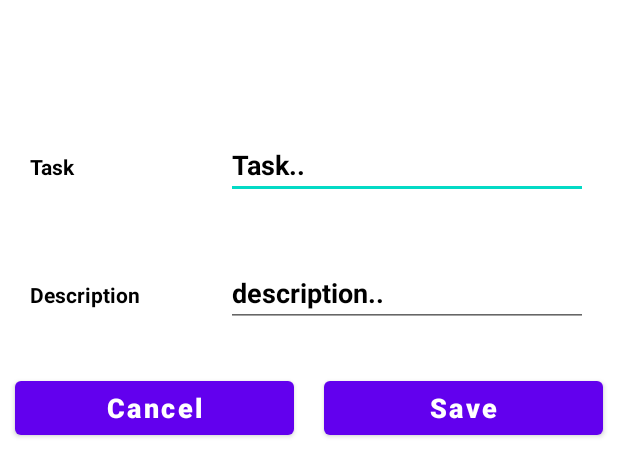
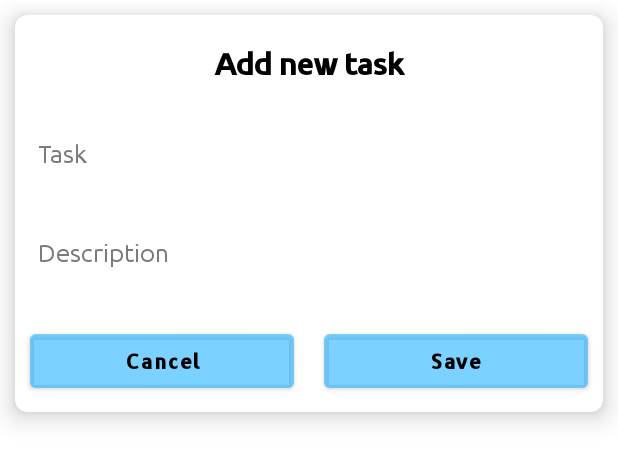
Before and after one commit to wadud6065/Daily-Essential, an Android app: the layout todo_input_file.xml on its own in the app's theme, with its tools: preview values and no code run, on a phone screen of 412 x 824 dp. Shown: the top 476 px of the screen. Run offline under Robolectric (Android 15) with nearby library versions, the phone set to English and light mode, and no system bars.

Commit message:
Todo List UI updated

```diff
--- a/app/src/main/res/layout/input_layout.xml
+++ b/app/src/main/res/layout/input_layout.xml
@@ -1,5 +1,6 @@
 <?xml version="1.0" encoding="utf-8"?>
-<com.google.android.material.card.MaterialCardView xmlns:android="http://schemas.android.com/apk/res/android"
+<com.google.android.material.card.MaterialCardView
+    xmlns:android="http://schemas.android.com/apk/res/android"
     android:layout_width="match_parent"
     xmlns:app="http://schemas.android.com/apk/res-auto"
     android:orientation="vertical"
--- a/app/src/main/res/layout/todo_input_file.xml
+++ b/app/src/main/res/layout/todo_input_file.xml
@@ -1,6 +1,17 @@
 <?xml version="1.0" encoding="utf-8"?>
+<com.google.android.material.card.MaterialCardView
+    xmlns:android="http://schemas.android.com/apk/res/android"
+    android:layout_width="match_parent"
+    xmlns:app="http://schemas.android.com/apk/res-auto"
+    android:orientation="vertical"
+    android:elevation="10dp"
+    app:cardElevation="10dp"
+    android:layout_marginTop="10dp"
+    android:layout_margin="10dp"
+    android:layout_height="wrap_content"
+    app:cardCornerRadius="8dp">
+
     <LinearLayout
-    xmlns:android="http://schemas.android.com/apk/res/android"
         android:layout_width="match_parent"
         android:orientation="vertical"
         android:layout_height="match_parent">
@@ -12,43 +23,41 @@
             android:text="Add new task"
             android:gravity="center"
             android:padding="10dp"
-        android:textColor="#fff"
+            android:textColor="#000"
             android:textStyle="bold"
             android:textSize="20sp"
+            android:fontFamily="@font/ubuntu_medium"
             />
 
         <LinearLayout
             android:layout_width="match_parent"
             android:layout_height="wrap_content"
-        android:layout_margin="10dp"
+            android:layout_margin="5dp"
             android:orientation="horizontal">
 
             <RelativeLayout
                 android:layout_width="0dp"
                 android:layout_height="wrap_content"
-            android:layout_weight="2">
-            <TextView
-                android:layout_width="match_parent"
-                android:layout_height="wrap_content"
-                android:text="Task"
-                android:textColor="#000"
-                android:textStyle="bold"
-                android:layout_margin="10dp"/>
-        </RelativeLayout>
+                android:layout_weight="4">
 
-        <RelativeLayout
-            android:layout_width="0dp"
-            android:layout_height="wrap_content"
-            android:layout_weight="4">
                 <EditText
                     android:id="@+id/task"
                     android:layout_width="match_parent"
-                android:layout_height="wrap_content"
-                android:hint="Task.."
-                android:textColor="#000"
-                android:textColorHint="#000"
-                android:textStyle="bold"
-                android:layout_margin="10dp"/>
+                    android:layout_height="@dimen/_35sdp"
+                    android:layout_marginLeft="@dimen/_8sdp"
+                    android:layout_marginTop="0dp"
+                    android:layout_marginRight="@dimen/_8sdp"
+                    android:background="@null"
+                    android:fontFamily="@font/ubuntu_regular"
+                    android:hint="Task"
+                    android:imeOptions="actionDone"
+                    android:importantForAutofill="no"
+                    android:includeFontPadding="false"
+                    android:inputType="text"
+                    android:textColor="@color/black"
+                    android:textColorHint="@color/colorTextHint"
+                    android:textSize="@dimen/_13ssp" />
+
             </RelativeLayout>
 
         </LinearLayout>
@@ -56,36 +65,37 @@
         <LinearLayout
             android:layout_width="match_parent"
             android:layout_height="wrap_content"
-        android:layout_margin="10dp"
+            android:layout_margin="5dp"
             android:orientation="horizontal">
 
             <RelativeLayout
                 android:layout_width="0dp"
                 android:layout_height="wrap_content"
-            android:layout_weight="2">
-            <TextView
-                android:layout_width="match_parent"
-                android:layout_height="wrap_content"
-                android:text="Description"
-                android:textStyle="bold"
-                android:textColor="#000"
-                android:layout_margin="10dp"/>
-        </RelativeLayout>
+                android:layout_weight="4">
 
-        <RelativeLayout
-            android:layout_width="0dp"
-            android:layout_height="wrap_content"
-            android:layout_weight="4">
                 <EditText
                     android:id="@+id/description"
                     android:layout_width="match_parent"
-                android:layout_height="wrap_content"
-                android:hint="description.."
-                android:textColor="#000"
-                android:textColorHint="#000"
-                android:textStyle="bold"
-                android:layout_margin="10dp"/>
+                    android:layout_height="@dimen/_35sdp"
+                    android:layout_marginStart="10dp"
+                    android:layout_marginLeft="@dimen/_8sdp"
+                    android:layout_marginTop="10dp"
+                    android:layout_marginEnd="10dp"
+                    android:layout_marginRight="@dimen/_8sdp"
+                    android:layout_marginBottom="10dp"
+                    android:background="@null"
+                    android:fontFamily="@font/ubuntu_regular"
+                    android:hint="Description"
+                    android:imeOptions="actionDone"
+                    android:importantForAutofill="no"
+                    android:includeFontPadding="false"
+                    android:inputType="text"
+                    android:textColor="@color/black"
+                    android:textColorHint="@color/colorTextHint"
+                    android:textSize="@dimen/_13ssp" />
+
             </RelativeLayout>
+
         </LinearLayout>
 
         <LinearLayout
@@ -97,32 +107,48 @@
                 android:layout_width="0dp"
                 android:layout_height="wrap_content"
                 android:layout_weight="2">
+
                 <Button
                     android:id="@+id/CancelBtn"
+                    android:layout_width="match_parent"
+                    android:layout_height="wrap_content"
+                    android:layout_marginStart="10dp"
+                    android:layout_marginTop="10dp"
+                    android:layout_marginEnd="10dp"
+                    android:layout_marginBottom="10dp"
+                    android:backgroundTint="@color/colorBlueT"
+                    android:fontFamily="@font/ubuntu_medium"
                     android:text="Cancel"
                     android:textAllCaps="false"
-                android:textColor="#fff"
-                android:layout_margin="10dp"
-                android:textStyle="bold"
-                android:textSize="18sp"
-                android:layout_width="match_parent"
-                android:layout_height="wrap_content"/>
+                    android:textColor="#000"
+                    android:textStyle="bold" />
 
             </RelativeLayout>
+
             <RelativeLayout
                 android:layout_width="0dp"
                 android:layout_height="wrap_content"
                 android:layout_weight="2">
+
                 <Button
                     android:id="@+id/saveBtn"
+                    android:layout_width="match_parent"
+                    android:layout_height="wrap_content"
+                    android:layout_marginStart="10dp"
+                    android:layout_marginTop="10dp"
+                    android:layout_marginEnd="10dp"
+                    android:layout_marginBottom="10dp"
+                    android:backgroundTint="@color/colorBlueT"
                     android:text="Save"
                     android:textAllCaps="false"
-                android:textColor="#fff"
-                android:layout_margin="10dp"
-                android:textStyle="bold"
-                android:textSize="18sp"
-                android:layout_width="match_parent"
-                android:layout_height="wrap_content"/>
+                    android:textColor="#000"
+                    android:fontFamily="@font/ubuntu_medium"
+                    android:textStyle="bold" />
+
             </RelativeLayout>
+
         </LinearLayout>
+
     </LinearLayout>
+
+</com.google.android.material.card.MaterialCardView>
```
Also changed, not shown: app/src/main/java/com/example/dailyessential/todo/Todo.java (+5 -8 lines), app/src/main/res/layout/activity_todo.xml (+25 -4 lines), app/src/main/res/layout/retrieve_layout.xml (+15 -8 lines), app/src/main/res/layout/update_data.xml (+90 -34 lines), 1 other file. Lines whose indentation alone changed are shown as unchanged.
